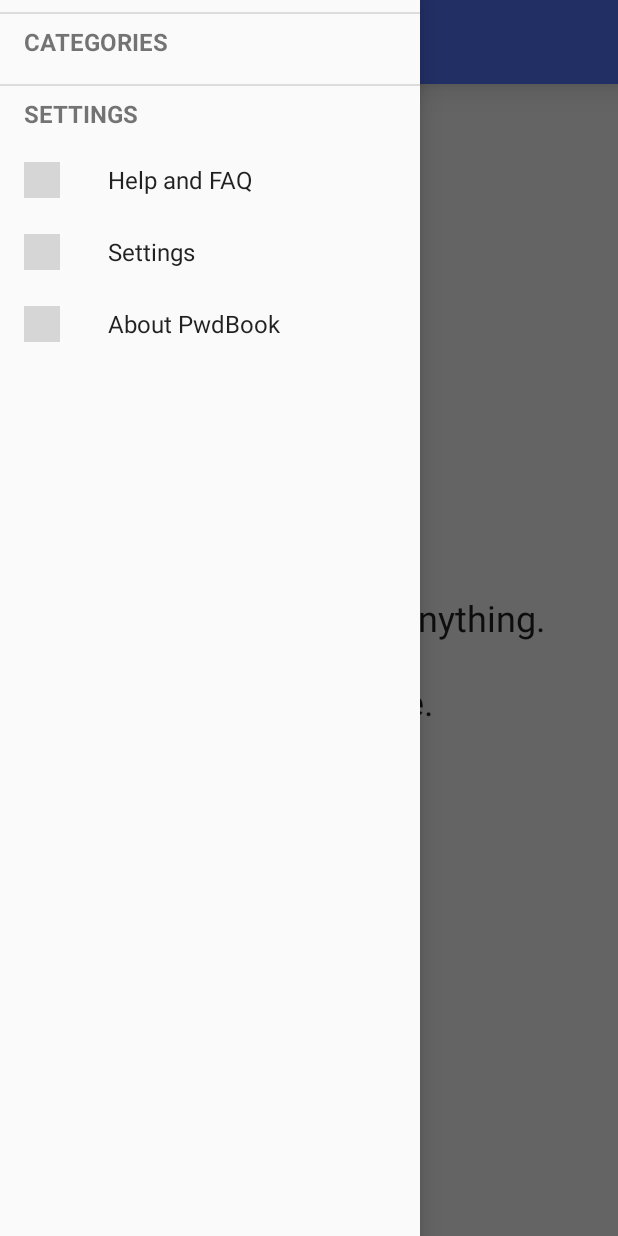
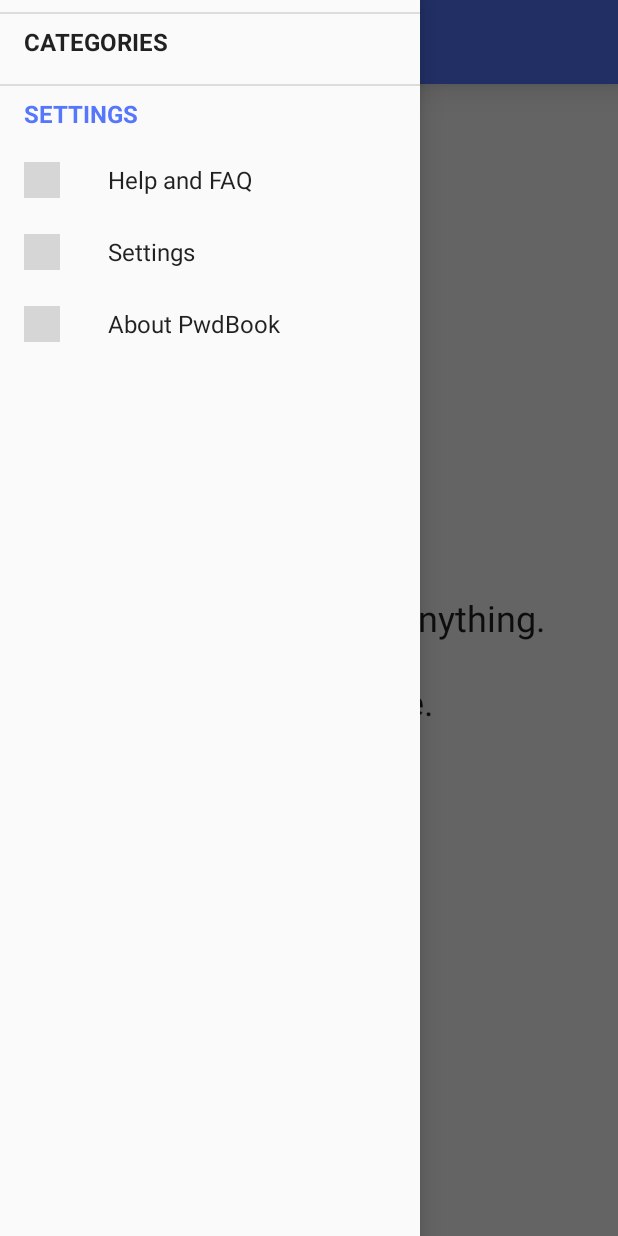
Before and after one commit to zhuqianqian/Passbook, an Android app: the MainActivity screen opened directly, with no data from a screen before it, with the side drawer open, on a phone screen of 412 x 824 dp. Run offline under Robolectric (Android 15) with nearby library versions, the phone set to English and light mode, and no system bars; 2 statements that could not run were skipped; grey boxes are pictures that could not be loaded.

Commit message:
themes and Nav drawer beautifulize

```diff
--- a/app/src/main/java/com/z299studio/pb/Application.java
+++ b/app/src/main/java/com/z299studio/pb/Application.java
@@ -310,10 +310,10 @@
             R.drawable.ic_briefcase_0, R.drawable.ic_chat_0, R.drawable.ic_lock_0,
             R.drawable.ic_user_0
         };
-        if((Options.mTheme & 0x01) == 0x01) {
-            return light;
-        }
-        return dark;
+//        if((Options.mTheme & 0x01) == 0x01) {
+//            return light;
+//        }
+        return light;
     }
 
     private static String[] sCategoryNames;
--- a/app/src/main/java/com/z299studio/pb/MainListFragment.java
+++ b/app/src/main/java/com/z299studio/pb/MainListFragment.java
@@ -57,12 +57,12 @@
 
     private static void cacheAdapter(int category_id, MainListAdapter adapter) {
         AdapterHolder ah = cachedAdapters.get(category_id);
-
         if(ah==null) {
             ah = new AdapterHolder();
         }
         ah.mUpToDate = true;
         ah.mAdapter = adapter;
+        cachedAdapters.put(category_id, ah);
     }
 
     public MainListFragment() {   }
@@ -91,7 +91,7 @@
         mListView = (ListView)rootView.findViewById(android.R.id.list);
         if((mAdapter = getAdapter(mCategoryId)) == null) {
             mAdapter = new MainListAdapter(getActivity(),
-                    AccountManager.getInstance().getAllAccounts(true),
+                    AccountManager.getInstance().getAccountsByCategory(mCategoryId),
                     Application.getThemedIcons(),
                     (Application.Options.mTheme & 0x01) == 0 ?
                             R.drawable.ic_unknown_0 : R.drawable.ic_unknown_1);
@@ -123,9 +123,7 @@
             if((mAdapter = getAdapter(mCategoryId)) == null) {
                 mAdapter = new MainListAdapter(getActivity(),
                         AccountManager.getInstance().getAccountsByCategory(mCategoryId),
-                        Application.getThemedIcons(),
-                        (Application.Options.mTheme & 0x01) == 0 ?
-                                R.drawable.ic_unknown_0 : R.drawable.ic_unknown_1);
+                        Application.getThemedIcons(), R.drawable.ic_unknown_1);
                 cacheAdapter(mCategoryId, mAdapter);
             }
             mListView.setAdapter(mAdapter);
--- a/app/src/main/java/com/z299studio/pb/NavigationDrawerAdapter.java
+++ b/app/src/main/java/com/z299studio/pb/NavigationDrawerAdapter.java
@@ -18,6 +18,14 @@
 
 import java.util.ArrayList;
 import android.content.Context;
+import android.content.res.ColorStateList;
+import android.content.res.TypedArray;
+import android.graphics.Color;
+import android.graphics.PorterDuff;
+import android.graphics.drawable.BitmapDrawable;
+import android.graphics.drawable.ColorDrawable;
+import android.graphics.drawable.Drawable;
+import android.graphics.drawable.StateListDrawable;
 import android.view.LayoutInflater;
 import android.view.View;
 import android.view.ViewGroup;
@@ -50,6 +58,11 @@
 
     private ArrayList<NavMenuItem> mItemList;
     private Context mContext;
+    private NavItemHolder mSelected;
+    private int mSelection;
+    private int mTintColor;
+    private int mIconColor;
+    private ColorStateList mTextColor;
 
     private static class NavItemHolder {
         public ImageView mIconView;
@@ -90,8 +103,27 @@
     public NavigationDrawerAdapter(Context context, ArrayList<NavMenuItem> menuList) {
         this.mItemList = menuList;
         this.mContext = context;
+        int[] primaryColors = {R.attr.colorPrimary, R.attr.iconColorNormal, R.attr.textColorNormal};
+        TypedArray ta = mContext.obtainStyledAttributes(primaryColors);
+        mTintColor = ta.getColor(0, 0);
+        mIconColor = ta.getColor(1, 0);
+        int colorText = ta.getColor(2, 0);
+        mTextColor = new ColorStateList(new int[][]{
+                new int[]{android.R.attr.state_activated},
+                new int[]{}},
+                new int[]{mTintColor, colorText});
+        ta.recycle();
     }
 
+    public void selectItem(View view, int position) {
+        if(mSelected!=null) {
+            mSelected.mIconView.setColorFilter(mIconColor);
+        }
+        if(view!=null) {
+            mSelected = (NavItemHolder)view.getTag();
+        }
+        mSelection = position;
+    }
 
     @Override
     public View getView(int position, View convertView, ViewGroup parent) {
@@ -122,8 +154,10 @@
             holder = (NavItemHolder) v.getTag();
         }
         holder.mTitleView.setText(menuItem.mTitle);
+        holder.mTitleView.setTextColor(mTextColor);
         if(menuItem.mIcon != 0 && holder.mIconView != null) {
             holder.mIconView.setImageResource(menuItem.mIcon);
+            holder.mIconView.setColorFilter(position == mSelection ? mTintColor : mIconColor);
         }
         if(menuItem.mCount > 0) {
             if(holder.mCounterView!=null) {
--- a/app/src/main/java/com/z299studio/pb/NavigationDrawerFragment.java
+++ b/app/src/main/java/com/z299studio/pb/NavigationDrawerFragment.java
@@ -26,6 +26,7 @@
 import android.support.v7.app.ActionBar;
 import android.support.v7.app.ActionBarActivity;
 import android.support.v7.app.ActionBarDrawerToggle;
+import android.util.DisplayMetrics;
 import android.util.Log;
 import android.view.LayoutInflater;
 import android.view.Menu;
@@ -58,6 +59,7 @@
     private NavigationDrawerAdapter mAdapter;
     private int mCurrentSelection;
     private Hashtable<Integer, Integer> mCategory2Navigation;
+    private boolean mDrawerHidden;
 
     @Override
     public void onCreate(Bundle savedInstanceState) {
@@ -74,12 +76,17 @@
     @Override
     public View onCreateView(LayoutInflater inflater, ViewGroup container,
                               Bundle savedInstanceState) {
+        mDrawerHidden = getResources().getBoolean(R.bool.hide_drawer);
         mMenuList = (ListView)inflater.inflate(R.layout.fragment_navigation_drawer,
                 container, false);
         mAdapter = new NavigationDrawerAdapter(getActivity(), buildMenuItems());
         mMenuList.setAdapter(mAdapter);
+        mAdapter.selectItem(null, mCurrentSelection);
         mMenuList.setOnItemClickListener(this);
         mMenuList.setItemChecked(mCurrentSelection, true);
+        DisplayMetrics dm = new DisplayMetrics();
+        getActivity().getWindowManager().getDefaultDisplay().getMetrics(dm);
+        int width = dm.widthPixels;
         return mMenuList;
     }
 
@@ -127,9 +134,13 @@
     @Override
     public void onItemClick(AdapterView<?> parent, View view, int position, long id) {
         NavMenuItem item = null;
+        if(position == mCurrentSelection) {
+            return;
+        }
         if(mMenuList!=null) {
             item = (NavMenuItem)mMenuList.getItemAtPosition(position);
             if(item.mType == NavMenuItem.MENU_SELECTION) {
+                mAdapter.selectItem(view, position);
                 mCurrentSelection = position;
             }
             mMenuList.setItemChecked(mCurrentSelection,  true);
@@ -222,8 +233,7 @@
                     NavMenuItem.MENU_SELECTION));
             mCategory2Navigation.put(categoryIds[i], pos++);
         }
-        String tag = getTag();
-        if(tag.equals("narrow")) {
+        if(mDrawerHidden) {
             result.add(new NavMenuItem(0, r.getString(R.string.settings), 0, 0,
                     NavMenuItem.MENU_SEPARATOR));
             int stringIds[] = {R.string.help, R.string.settings, R.string.about};
--- a/app/src/main/res/drawable-v21/list_item_mtrl.xml
+++ b/app/src/main/res/drawable-v21/list_item_mtrl.xml
@@ -4,7 +4,7 @@
     <item>
         <selector>
             <item android:state_activated="true">
-                <shape><solid android:color="?android:attr/colorControlHighlight"/>
+                <shape><solid android:color="?android:attr/colorButtonNormal"/>
                 </shape>
             </item>
 
--- a/app/src/main/res/drawable/list_item_mtrl.xml
+++ b/app/src/main/res/drawable/list_item_mtrl.xml
@@ -4,7 +4,7 @@
         <shape><solid android:color="@color/ripple_material_dark"/>
         </shape></item>
     <item android:state_activated="true">
-        <shape><solid android:color="@color/ripple_material_dark"/>
+        <shape><solid android:color="@color/button_material_dark"/>
         </shape></item>
     <item>
         <shape><solid android:color="@android:color/transparent"/>
--- a/app/src/main/res/drawable/list_item_mtrl_light.xml
+++ b/app/src/main/res/drawable/list_item_mtrl_light.xml
@@ -4,7 +4,7 @@
         <shape><solid android:color="@color/ripple_material_light"/>
         </shape></item>
     <item android:state_activated="true">
-        <shape><solid android:color="@color/ripple_material_light"/>
+        <shape><solid android:color="@color/button_material_light"/>
         </shape></item>
     <item>
         <shape><solid android:color="@android:color/transparent"/>
--- a/app/src/main/res/layout-w560dp/activity_main.xml
+++ b/app/src/main/res/layout-w560dp/activity_main.xml
@@ -20,7 +20,6 @@
             android:name="com.z299studio.pb.NavigationDrawerFragment"
             android:layout_width="0dp"
             android:layout_height="match_parent"
-            android:tag="wide"
             android:layout_weight="4"/>
         <View android:layout_width="2dp"
             android:layout_height="match_parent"
--- a/app/src/main/res/layout/activity_main.xml
+++ b/app/src/main/res/layout/activity_main.xml
@@ -27,7 +27,6 @@
         android:name="com.z299studio.pb.NavigationDrawerFragment"
         android:layout_width="@dimen/navigation_drawer_width"
         android:layout_height="match_parent"
-        android:layout_gravity="start"
-        android:tag="narrow"/>
+        android:layout_gravity="start"/>
 
 </android.support.v4.widget.DrawerLayout>
--- a/app/src/main/res/values-v21/themes.xml
+++ b/app/src/main/res/values-v21/themes.xml
@@ -1,11 +1,15 @@
 <?xml version="1.0" encoding="utf-8"?>
 <resources>
     <style name="AppDark" parent="Theme.AppCompat.NoActionBar">
+        <item name="iconColorNormal">@color/text_white_sec</item>
+        <item name="textColorNormal">@color/text_white_std</item>
         <item name="navigationMenuSeparator">@drawable/div</item>
         <item name="listItemBackground">@drawable/list_item_mtrl</item>
     </style>
 
     <style name="AppLight" parent="Theme.AppCompat.Light.NoActionBar">
+        <item name="iconColorNormal">@color/text_black_sec</item>
+        <item name="textColorNormal">@color/text_black_std</item>
         <item name="navigationMenuSeparator">@drawable/div_light</item>
         <item name="listItemBackground">@drawable/list_item_mtrl</item>
     </style>
--- /dev/null
+++ b/app/src/main/res/values-w560dp/flags.xml
@@ -0,0 +1,4 @@
+<?xml version="1.0" encoding="utf-8"?>
+<resources>
+    <bool name="hide_drawer">false</bool>
+</resources>
--- a/app/src/main/res/values/attrs.xml
+++ b/app/src/main/res/values/attrs.xml
@@ -7,5 +7,7 @@
         <attr name="accentTextColor" format="reference|color"/>
         <attr name="navigationMenuSeparator" format="reference"/>
         <attr name="listItemBackground" format="reference"/>
+        <attr name="iconColorNormal" format="color|reference"/>
+        <attr name="textColorNormal" format="color|reference"/>
     </declare-styleable>
 </resources>
--- a/app/src/main/res/values/colors.xml
+++ b/app/src/main/res/values/colors.xml
@@ -7,8 +7,8 @@
 
     <color name="ripple_material_dark">#40ffffff</color>
     <color name="ripple_material_light">#40000000</color>
-    <color name="button_material_dark">#333333</color>
-    <color name="button_material_light">#eeeeee</color>
+    <color name="button_material_dark">#ff5a595b</color>
+    <color name="button_material_light">#ffd6d7d7</color>
     <color name="btn_disabled_light">#1a999999</color>
     <color name="btn_disabled_dark">#1acccccc</color>
     <color name="shadow_0">#10cccccc</color>
--- a/app/src/main/res/values/dimens.xml
+++ b/app/src/main/res/values/dimens.xml
@@ -1,6 +1,8 @@
 <?xml version="1.0" encoding="utf-8"?>
 <resources>
     <dimen name="action_bar_size">56dp</dimen>
+    <dimen name="drawer_right_margin">56dp</dimen>
+    <dimen name="drawer_max_width">280dp</dimen>
     <dimen name="activity_horizontal_margin">16dp</dimen>
     <dimen name="navigation_drawer_width">280dp</dimen>
     <dimen name="navigation_menu_icon">24dp</dimen>
--- /dev/null
+++ b/app/src/main/res/values/flags.xml
@@ -0,0 +1,4 @@
+<?xml version="1.0" encoding="utf-8"?>
+<resources>
+    <bool name="hide_drawer">true</bool>
+</resources>
--- a/app/src/main/res/values/themes.xml
+++ b/app/src/main/res/values/themes.xml
@@ -3,6 +3,8 @@
     <style name="AppTourTheme" parent="Theme.AppCompat.Light.NoActionBar"/>
 
     <style name="AppDark" parent="Theme.AppCompat.NoActionBar">
+        <item name="iconColorNormal">@color/text_white_sec</item>
+        <item name="textColorNormal">@color/text_white_std</item>
         <item name="flatButtonDrawable">@drawable/button_flat_mtrl</item>
         <item name="defaultButtonDrawable">@drawable/button_default_mtrl</item>
         <item name="navigationMenuSeparator">@drawable/div</item>
@@ -11,6 +13,8 @@
     </style>
 
     <style name="AppLight" parent="Theme.AppCompat.Light.NoActionBar">
+        <item name="iconColorNormal">@color/text_black_sec</item>
+        <item name="textColorNormal">@color/text_black_std</item>
         <item name="flatButtonDrawable">@drawable/button_flat_mtrl_light</item>
         <item name="defaultButtonDrawable">@drawable/button_default_mtrl_light</item>
         <item name="navigationMenuSeparator">@drawable/div_light</item>
```
Also changed, not shown: app/src/main/res/layout-land/fragment_detail.xml (added, +17 -0 lines), app/src/main/res/values-land/dimens.xml (line endings or trailing spaces).
